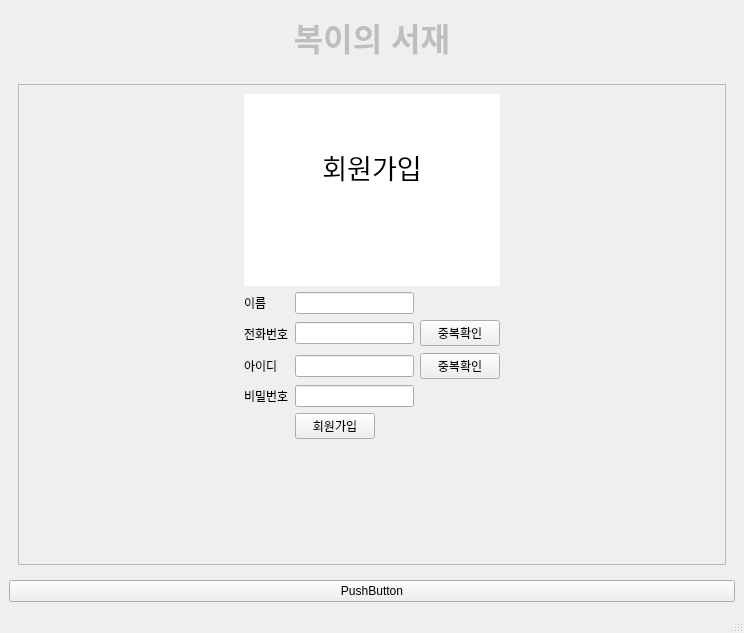
This is webtoontest/mainwindow.ui in sia3856/webtoonproject as Qt 5 draws it before an edit. The edited form follows.
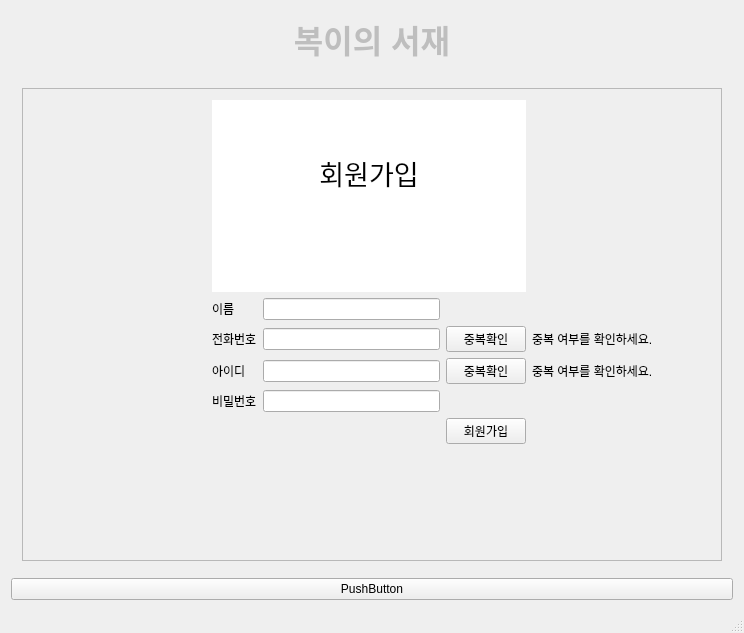
This is the edited form. The open tabs and pages were chosen to show the change.

The edit to the form file:
```diff
--- a/webtoontest/mainwindow.ui
+++ b/webtoontest/mainwindow.ui
@@ -49,8 +49,8 @@
 hr { height: 1px; border-width: 0; }
 li.unchecked::marker { content: &quot;\2610&quot;; }
 li.checked::marker { content: &quot;\2612&quot;; }
-&lt;/style&gt;&lt;/head&gt;&lt;body style=&quot; font-family:'맑은 고딕'; font-size:9pt; font-weight:400; font-style:normal;&quot;&gt;
-&lt;p align=&quot;center&quot; style=&quot; margin-top:0px; margin-bottom:0px; margin-left:0px; margin-right:0px; -qt-block-indent:0; text-indent:0px;&quot;&gt;&lt;span style=&quot; font-family:'Ubuntu Sans'; font-size:24pt; font-weight:700;&quot;&gt;복이의 서재&lt;/span&gt;&lt;/p&gt;&lt;/body&gt;&lt;/html&gt;</string>
+&lt;/style&gt;&lt;/head&gt;&lt;body style=&quot; font-family:'Ubuntu Sans'; font-size:11pt; font-weight:400; font-style:normal;&quot;&gt;
+&lt;p align=&quot;center&quot; style=&quot; margin-top:0px; margin-bottom:0px; margin-left:0px; margin-right:0px; -qt-block-indent:0; text-indent:0px;&quot;&gt;&lt;span style=&quot; font-size:24pt; font-weight:700;&quot;&gt;복이의 서재&lt;/span&gt;&lt;/p&gt;&lt;/body&gt;&lt;/html&gt;</string>
       </property>
      </widget>
     </item>
@@ -347,123 +347,95 @@
              <enum>QFrame::Shadow::Raised</enum>
             </property>
             <layout class="QGridLayout" name="gridLayout_5">
-             <item row="0" column="1" colspan="4">
-              <widget class="QTextEdit" name="reg_log">
-               <property name="maximumSize">
+             <item row="0" column="0">
+              <spacer name="horizontalSpacer_7">
+               <property name="orientation">
+                <enum>Qt::Orientation::Horizontal</enum>
+               </property>
+               <property name="sizeHint" stdset="0">
                 <size>
-                 <width>16777215</width>
-                 <height>300</height>
+                 <width>114</width>
+                 <height>20</height>
                 </size>
                </property>
-               <property name="styleSheet">
-                <string notr="true">border:none;</string>
-               </property>
-               <property name="readOnly">
-                <bool>true</bool>
-               </property>
-               <property name="html">
-                <string>&lt;!DOCTYPE HTML PUBLIC &quot;-//W3C//DTD HTML 4.0//EN&quot; &quot;http://www.w3.org/TR/REC-html40/strict.dtd&quot;&gt;
-&lt;html&gt;&lt;head&gt;&lt;meta name=&quot;qrichtext&quot; content=&quot;1&quot; /&gt;&lt;meta charset=&quot;utf-8&quot; /&gt;&lt;style type=&quot;text/css&quot;&gt;
-p, li { white-space: pre-wrap; }
-hr { height: 1px; border-width: 0; }
-li.unchecked::marker { content: &quot;\2610&quot;; }
-li.checked::marker { content: &quot;\2612&quot;; }
-&lt;/style&gt;&lt;/head&gt;&lt;body style=&quot; font-family:'맑은 고딕'; font-size:9pt; font-weight:400; font-style:normal;&quot;&gt;
-&lt;p align=&quot;center&quot; style=&quot;-qt-paragraph-type:empty; margin-top:0px; margin-bottom:0px; margin-left:0px; margin-right:0px; -qt-block-indent:0; text-indent:0px; font-family:'Ubuntu Sans'; font-size:11pt;&quot;&gt;&lt;br /&gt;&lt;/p&gt;
-&lt;p align=&quot;center&quot; style=&quot;-qt-paragraph-type:empty; margin-top:0px; margin-bottom:0px; margin-left:0px; margin-right:0px; -qt-block-indent:0; text-indent:0px; font-family:'Ubuntu Sans'; font-size:20pt;&quot;&gt;&lt;br /&gt;&lt;/p&gt;
-&lt;p align=&quot;center&quot; style=&quot; margin-top:0px; margin-bottom:0px; margin-left:0px; margin-right:0px; -qt-block-indent:0; text-indent:0px;&quot;&gt;&lt;span style=&quot; font-family:'Ubuntu Sans'; font-size:20pt;&quot;&gt;회원가입&lt;/span&gt;&lt;/p&gt;
-&lt;p align=&quot;center&quot; style=&quot;-qt-paragraph-type:empty; margin-top:0px; margin-bottom:0px; margin-left:0px; margin-right:0px; -qt-block-indent:0; text-indent:0px; font-family:'Ubuntu Sans'; font-size:20pt;&quot;&gt;&lt;br /&gt;&lt;/p&gt;&lt;/body&gt;&lt;/html&gt;</string>
-               </property>
-              </widget>
+              </spacer>
              </item>
-             <item row="1" column="1">
+             <item row="2" column="1">
               <widget class="QLabel" name="reg_nalb">
                <property name="text">
                 <string>이름</string>
                </property>
               </widget>
              </item>
-             <item row="1" column="2" colspan="2">
+             <item row="2" column="2">
               <widget class="QLineEdit" name="reg_name"/>
              </item>
-             <item row="2" column="0">
-              <spacer name="horizontalSpacer_7">
-               <property name="orientation">
-                <enum>Qt::Orientation::Horizontal</enum>
-               </property>
-               <property name="sizeHint" stdset="0">
-                <size>
-                 <width>191</width>
-                 <height>20</height>
-                </size>
-               </property>
-              </spacer>
-             </item>
-             <item row="2" column="1">
+             <item row="3" column="1">
               <widget class="QLabel" name="reg_pnlb">
                <property name="text">
                 <string>전화번호</string>
                </property>
               </widget>
              </item>
-             <item row="2" column="2" colspan="2">
+             <item row="3" column="2">
               <widget class="QLineEdit" name="reg_pn"/>
              </item>
-             <item row="2" column="4">
+             <item row="3" column="3">
               <widget class="QPushButton" name="pn_ckbtn">
                <property name="text">
                 <string>중복확인</string>
                </property>
               </widget>
              </item>
-             <item row="2" column="5">
-              <spacer name="horizontalSpacer_8">
-               <property name="orientation">
-                <enum>Qt::Orientation::Horizontal</enum>
+             <item row="3" column="4">
+              <widget class="QLabel" name="ovl_pn">
+               <property name="text">
+                <string>중복 여부를 확인하세요.</string>
                </property>
-               <property name="sizeHint" stdset="0">
-                <size>
-                 <width>191</width>
-                 <height>27</height>
-                </size>
-               </property>
-              </spacer>
+              </widget>
              </item>
-             <item row="3" column="1">
+             <item row="4" column="1">
               <widget class="QLabel" name="reg_idlb">
                <property name="text">
                 <string>아이디</string>
                </property>
               </widget>
              </item>
-             <item row="3" column="2" colspan="2">
+             <item row="4" column="2">
               <widget class="QLineEdit" name="reg_id"/>
              </item>
-             <item row="3" column="4">
+             <item row="4" column="3">
               <widget class="QPushButton" name="id_ckbtn">
                <property name="text">
                 <string>중복확인</string>
                </property>
               </widget>
              </item>
-             <item row="4" column="1">
+             <item row="4" column="4">
+              <widget class="QLabel" name="ovl_id">
+               <property name="text">
+                <string>중복 여부를 확인하세요.</string>
+               </property>
+              </widget>
+             </item>
+             <item row="5" column="1">
               <widget class="QLabel" name="reg_pwlb">
                <property name="text">
                 <string>비밀번호</string>
                </property>
               </widget>
              </item>
-             <item row="4" column="2" colspan="2">
-              <widget class="QLineEdit" name="reg_pw"/>
-             </item>
              <item row="5" column="2">
-              <widget class="QPushButton" name="reg_btn">
-               <property name="text">
-                <string>회원가입</string>
-               </property>
-              </widget>
+              <widget class="QLineEdit" name="reg_pw"/>
              </item>
              <item row="6" column="3">
+              <widget class="QPushButton" name="reg_btn">
+               <property name="text">
+                <string>회원가입</string>
+               </property>
+              </widget>
+             </item>
+             <item row="7" column="3">
               <spacer name="verticalSpacer_4">
                <property name="orientation">
                 <enum>Qt::Orientation::Vertical</enum>
@@ -476,6 +448,48 @@
                </property>
               </spacer>
              </item>
+             <item row="2" column="4">
+              <spacer name="horizontalSpacer_9">
+               <property name="orientation">
+                <enum>Qt::Orientation::Horizontal</enum>
+               </property>
+               <property name="sizeHint" stdset="0">
+                <size>
+                 <width>148</width>
+                 <height>20</height>
+                </size>
+               </property>
+              </spacer>
+             </item>
+             <item row="0" column="1" rowspan="2" colspan="3">
+              <widget class="QTextEdit" name="reg_log">
+               <property name="maximumSize">
+                <size>
+                 <width>16777215</width>
+                 <height>300</height>
+                </size>
+               </property>
+               <property name="styleSheet">
+                <string notr="true">border:none;</string>
+               </property>
+               <property name="readOnly">
+                <bool>true</bool>
+               </property>
+               <property name="html">
+                <string>&lt;!DOCTYPE HTML PUBLIC &quot;-//W3C//DTD HTML 4.0//EN&quot; &quot;http://www.w3.org/TR/REC-html40/strict.dtd&quot;&gt;
+&lt;html&gt;&lt;head&gt;&lt;meta name=&quot;qrichtext&quot; content=&quot;1&quot; /&gt;&lt;meta charset=&quot;utf-8&quot; /&gt;&lt;style type=&quot;text/css&quot;&gt;
+p, li { white-space: pre-wrap; }
+hr { height: 1px; border-width: 0; }
+li.unchecked::marker { content: &quot;\2610&quot;; }
+li.checked::marker { content: &quot;\2612&quot;; }
+&lt;/style&gt;&lt;/head&gt;&lt;body style=&quot; font-family:'Ubuntu Sans'; font-size:11pt; font-weight:400; font-style:normal;&quot;&gt;
+&lt;p align=&quot;center&quot; style=&quot;-qt-paragraph-type:empty; margin-top:0px; margin-bottom:0px; margin-left:0px; margin-right:0px; -qt-block-indent:0; text-indent:0px;&quot;&gt;&lt;br /&gt;&lt;/p&gt;
+&lt;p align=&quot;center&quot; style=&quot;-qt-paragraph-type:empty; margin-top:0px; margin-bottom:0px; margin-left:0px; margin-right:0px; -qt-block-indent:0; text-indent:0px; font-size:20pt;&quot;&gt;&lt;br /&gt;&lt;/p&gt;
+&lt;p align=&quot;center&quot; style=&quot; margin-top:0px; margin-bottom:0px; margin-left:0px; margin-right:0px; -qt-block-indent:0; text-indent:0px;&quot;&gt;&lt;span style=&quot; font-size:20pt;&quot;&gt;회원가입&lt;/span&gt;&lt;/p&gt;
+&lt;p align=&quot;center&quot; style=&quot;-qt-paragraph-type:empty; margin-top:0px; margin-bottom:0px; margin-left:0px; margin-right:0px; -qt-block-indent:0; text-indent:0px; font-size:20pt;&quot;&gt;&lt;br /&gt;&lt;/p&gt;&lt;/body&gt;&lt;/html&gt;</string>
+               </property>
+              </widget>
+             </item>
             </layout>
            </widget>
           </item>
@@ -701,6 +715,7 @@
   </widget>
   <widget class="QStatusBar" name="statusbar"/>
  </widget>
+ <layoutdefault spacing="6" margin="11"/>
  <resources/>
  <connections/>
 </ui>
```
Left out of the diff: 34 changed lines with no effect on the pictures.
